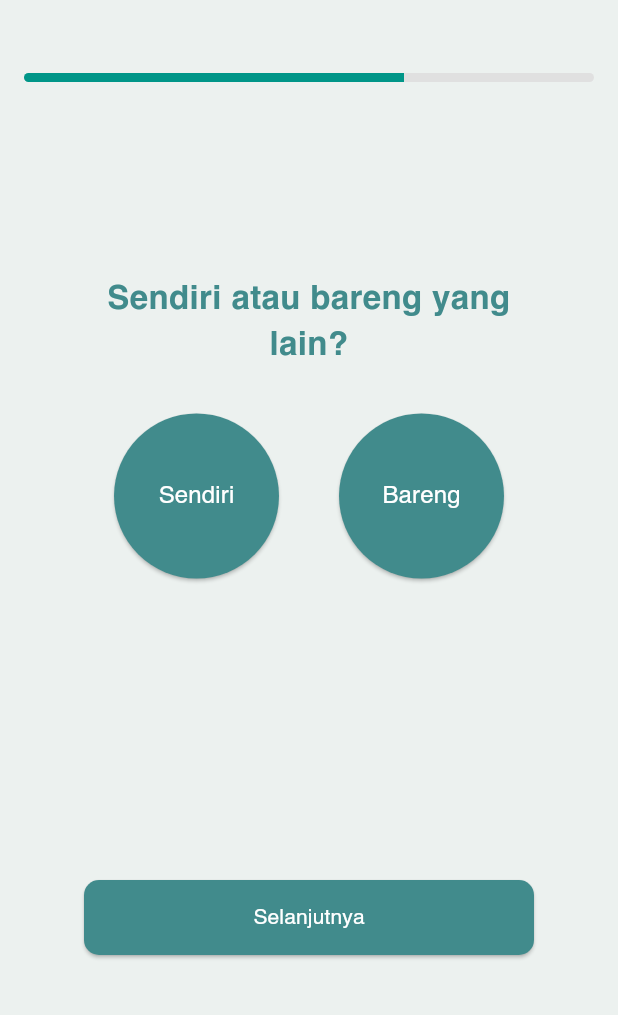
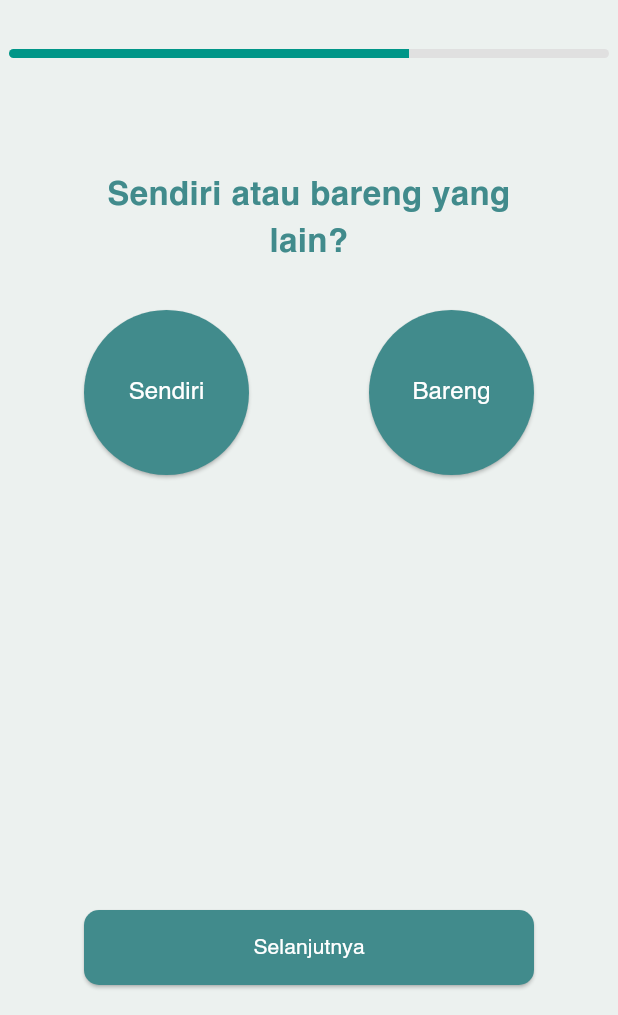
Before and after one commit to NicMatthew/terserah, a Flutter app: the UserInfoScreen screen opened directly, after a tap on "Selanjutnya", on a phone screen of 412 x 824 dp, the part 221-1236 px from its top. Run offline on Flutter 3.47's test engine with Material 3 defaults, Android fonts, the light colour scheme and no system bars; our stand-ins replace confetti; missing offline and left inert: swipable_stack.

Commit message:
bnrin scrollable preference2

```diff
--- a/terserah/lib/preference2.dart
+++ b/terserah/lib/preference2.dart
@@ -23,7 +23,7 @@
 
 class _UserInfoScreenState extends State<UserInfoScreen> {
   int _currentStep = 0;
-  int? _selectedButtonIndex; // Menyimpan indeks tombol yang dipilih untuk gambar
+  int? _selectedButtonIndex;
 
   void _nextStep() {
     setState(() {
@@ -38,18 +38,19 @@
     required double size,
     required int index,
   }) {
-    bool isSelected = _selectedButtonIndex == index; // Memeriksa apakah tombol saat ini dipilih
+    bool isSelected = _selectedButtonIndex == index;
     return Container(
       width: size,
       height: size,
       decoration: BoxDecoration(
-        border: isSelected ? Border.all(color: Color.fromRGBO(123, 210, 210, 1), width: 3.0) : null, // Tambahkan border jika dipilih
+        border: isSelected ? Border.all(
+            color: Color.fromRGBO(123, 210, 210, 1), width: 3.0) : null,
         borderRadius: BorderRadius.circular(100),
       ),
       child: ElevatedButton(
         onPressed: () {
           setState(() {
-            _selectedButtonIndex = index; // Update tombol yang dipilih
+            _selectedButtonIndex = index;
           });
         },
         child: Image.asset(
@@ -72,18 +73,19 @@
     required double size,
     required int index,
   }) {
-    bool isSelected = _selectedButtonIndex == index; // Memeriksa apakah tombol saat ini dipilih
+    bool isSelected = _selectedButtonIndex == index;
     return Container(
       width: size,
       height: size,
       decoration: BoxDecoration(
-        border: isSelected ? Border.all(color: Color.fromRGBO(123, 210, 210, 1), width: 3.0) : null, // Tambahkan border jika dipilih
+        border: isSelected ? Border.all(
+            color: Color.fromRGBO(123, 210, 210, 1), width: 3.0) : null,
         borderRadius: BorderRadius.circular(size / 2),
       ),
       child: ElevatedButton(
         onPressed: () {
           setState(() {
-            _selectedButtonIndex = index; // Update tombol yang dipilih
+            _selectedButtonIndex = index;
           });
         },
         child: Text(
@@ -105,9 +107,8 @@
   Widget _buildStepContent() {
     switch (_currentStep) {
       case 0:
-        return Container(
-          child: Column(
-            mainAxisAlignment: MainAxisAlignment.spaceAround,
+        return Column(
+          mainAxisAlignment: MainAxisAlignment.center,
           children: [
             Text(
               'Mood kamu lagi gimana nih?',
@@ -117,31 +118,54 @@
                 color: Color.fromRGBO(65, 139, 140, 1),
               ),
             ),
-              Row(
+            SizedBox(height: 30),
+            Column(
+              children: [
+                Padding(
+                  padding: const EdgeInsets.symmetric(vertical: 10.0),
+                  child: Row(
                     mainAxisAlignment: MainAxisAlignment.center,
                     children: [
-                  _buildOptionButtonWithImage(imagePath: 'assets/Expression1.png', size: 110, index: 1),
+                      _buildOptionButtonWithImage(
+                          imagePath: 'assets/Expression1.png',
+                          size: 110,
+                          index: 1),
                       SizedBox(width: 20),
-                  _buildOptionButtonWithImage(imagePath: 'assets/Expression2.png', size: 110, index: 2),
+                      _buildOptionButtonWithImage(
+                          imagePath: 'assets/Expression2.png',
+                          size: 110,
+                          index: 2),
                       SizedBox(width: 20),
-                  _buildOptionButtonWithImage(imagePath: 'assets/Expression3.png', size: 110, index: 3),
+                      _buildOptionButtonWithImage(
+                          imagePath: 'assets/Expression3.png',
+                          size: 110,
+                          index: 3),
                     ],
                   ),
-              Row(
+                ),
+                Padding(
+                  padding: const EdgeInsets.symmetric(vertical: 10.0),
+                  child: Row(
                     mainAxisAlignment: MainAxisAlignment.center,
                     children: [
-                  _buildOptionButtonWithImage(imagePath: 'assets/Expression4.png', size: 110, index: 4),
+                      _buildOptionButtonWithImage(
+                          imagePath: 'assets/Expression4.png',
+                          size: 110,
+                          index: 4),
                       SizedBox(width: 20),
-                  _buildOptionButtonWithImage(imagePath: 'assets/Expression5.png', size: 110, index: 5),
+                      _buildOptionButtonWithImage(
+                          imagePath: 'assets/Expression5.png',
+                          size: 110,
+                          index: 5),
+                    ],
+                  ),
+                ),
               ],
             ),
           ],
-          ),
         );
       case 1:
-        return Container(
-          width: 300,
-          child: Column(
+        return Column(
           mainAxisAlignment: MainAxisAlignment.center,
           children: [
             Container(
@@ -169,12 +193,9 @@
               ],
             ),
           ],
-          ),
         );
       case 2:
-        return Container(
-          width: 350,
-          child: Column(
+        return Column(
           mainAxisAlignment: MainAxisAlignment.center,
           children: [
             Container(
@@ -213,7 +234,6 @@
               ],
             ),
           ],
-          ),
         );
       default:
         return Container();
@@ -242,12 +262,6 @@
                   ),
                 ),
               ),
-              Expanded(
-                child: SingleChildScrollView(
-                  child: Padding(
-                    padding: const EdgeInsets.all(16.0),
-                    child: Column(
-                      children: [
               SizedBox(
                 width: 400,
                 child: ClipRRect(
@@ -261,10 +275,17 @@
                 ),
               ),
               SizedBox(height: 30),
-                        Container(
-                          height: 400,
-                          child: _buildStepContent(),
-                        ),
+              // Added to create space between the progress bar and content
+              Expanded(
+                child: SingleChildScrollView(
+                  child: Padding(
+                    padding: const EdgeInsets.all(16.0),
+                    child: Column(
+                      children: [
+                        SizedBox(height: 30),
+                        _buildStepContent(),
+                        SizedBox(height: 150),
+                        // Add extra space at the bottom if needed
                       ],
                     ),
                   ),
@@ -277,7 +298,7 @@
             left: 0,
             right: 0,
             child: Container(
-              padding: EdgeInsets.symmetric(vertical: 40),
+              padding: EdgeInsets.symmetric(vertical: 20), // Adjusted padding
               color: Color(0xFFECF1EF),
               child: Center(
                 child: SizedBox(
@@ -285,7 +306,8 @@
                   height: 50,
                   child: ElevatedButton(
                     onPressed: () {
-                      if (_currentStep == 2) {
+                      if (_currentStep ==
+                          2) { // Updated to reflect correct step count
                         Navigator.push(
                           context,
                           MaterialPageRoute(builder: (context) => SwipeCardDemo()),
@@ -297,7 +319,7 @@
                     child: Text('Selanjutnya'),
                     style: ElevatedButton.styleFrom(
                       backgroundColor: Color.fromRGBO(65, 139, 140, 1),
-                      foregroundColor: Color.fromRGBO(255, 255, 255, 1),
+                      foregroundColor: Colors.white,
                       shape: RoundedRectangleBorder(
                         borderRadius: BorderRadius.circular(10),
                       ),
```
Lines whose indentation alone changed are shown as unchanged.
